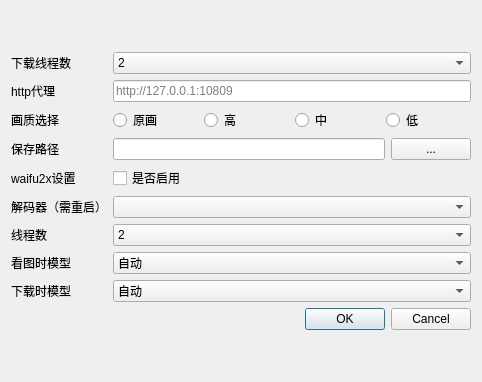
This is ui/setting.ui in tonquer/picacg-qt as Qt 5 draws it before an edit. The edited form follows.
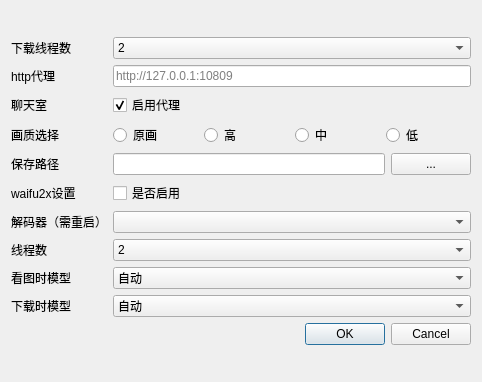
This is the edited form.

The edit to the form file:
```diff
--- a/ui/setting.ui
+++ b/ui/setting.ui
@@ -18,7 +18,76 @@
     <layout class="QGridLayout" name="gridLayout">
      <item row="0" column="0">
       <layout class="QGridLayout" name="gridLayout_3">
-       <item row="3" column="2">
+       <item row="9" column="0">
+        <widget class="QLabel" name="label_7">
+         <property name="text">
+          <string>下载时模型</string>
+         </property>
+        </widget>
+       </item>
+       <item row="3" column="0">
+        <widget class="QLabel" name="label_4">
+         <property name="text">
+          <string>画质选择</string>
+         </property>
+        </widget>
+       </item>
+       <item row="6" column="0">
+        <widget class="QLabel" name="label_3">
+         <property name="text">
+          <string>解码器（需重启）</string>
+         </property>
+        </widget>
+       </item>
+       <item row="9" column="2">
+        <widget class="QComboBox" name="downloadModel">
+         <item>
+          <property name="text">
+           <string>自动</string>
+          </property>
+         </item>
+         <item>
+          <property name="text">
+           <string>cunet（效果好）</string>
+          </property>
+         </item>
+         <item>
+          <property name="text">
+           <string>photo（写真）（速度快）</string>
+          </property>
+         </item>
+         <item>
+          <property name="text">
+           <string>anime_style_art_rgb（动漫）（速度快）</string>
+          </property>
+         </item>
+        </widget>
+       </item>
+       <item row="5" column="0">
+        <widget class="QLabel" name="label_6">
+         <property name="text">
+          <string>waifu2x设置</string>
+         </property>
+        </widget>
+       </item>
+       <item row="4" column="0">
+        <widget class="QLabel" name="label_5">
+         <property name="text">
+          <string>保存路径</string>
+         </property>
+        </widget>
+       </item>
+       <item row="0" column="0">
+        <widget class="QLabel" name="label">
+         <property name="frameShape">
+          <enum>QFrame::NoFrame</enum>
+         </property>
+         <property name="text">
+          <string>下载线程数</string>
+         </property>
+        </widget>
+       </item>
+       <item row="4" column="2">
         <layout class="QHBoxLayout" name="horizontalLayout_3">
          <item>
           <layout class="QHBoxLayout" name="horizontalLayout_4">
@@ -36,84 +105,6 @@
          </item>
         </layout>
        </item>
-       <item row="4" column="2">
-        <widget class="QCheckBox" name="checkBox">
-         <property name="text">
-          <string>是否启用</string>
-         </property>
-        </widget>
-       </item>
-       <item row="8" column="0">
-        <widget class="QLabel" name="label_7">
-         <property name="text">
-          <string>下载时模型</string>
-         </property>
-        </widget>
-       </item>
-       <item row="2" column="0">
-        <widget class="QLabel" name="label_4">
-         <property name="text">
-          <string>画质选择</string>
-         </property>
-        </widget>
-       </item>
-       <item row="7" column="2">
-        <widget class="QComboBox" name="lookModel">
-         <item>
-          <property name="text">
-           <string>自动</string>
-          </property>
-         </item>
-         <item>
-          <property name="text">
-           <string>cunet（效果最好）</string>
-          </property>
-         </item>
-         <item>
-          <property name="text">
-           <string>photo（写真）（速度快）</string>
-          </property>
-         </item>
-         <item>
-          <property name="text">
-           <string>anime_style_art_rgb（动漫）（速度快）</string>
-          </property>
-         </item>
-        </widget>
-       </item>
-       <item row="6" column="2">
-        <widget class="QComboBox" name="threadSelect">
-         <item>
-          <property name="text">
-           <string>2</string>
-          </property>
-         </item>
-        </widget>
-       </item>
-       <item row="8" column="2">
-        <widget class="QComboBox" name="downloadModel">
-         <item>
-          <property name="text">
-           <string>自动</string>
-          </property>
-         </item>
-         <item>
-          <property name="text">
-           <string>cunet（效果好）</string>
-          </property>
-         </item>
-         <item>
-          <property name="text">
-           <string>photo（写真）（速度快）</string>
-          </property>
-         </item>
-         <item>
-          <property name="text">
-           <string>anime_style_art_rgb（动漫）（速度快）</string>
-          </property>
-         </item>
-        </widget>
-       </item>
        <item row="0" column="2">
         <widget class="QComboBox" name="comboBox">
          <property name="placeholderText">
@@ -146,47 +137,60 @@
          </item>
         </widget>
        </item>
-       <item row="0" column="0">
-        <widget class="QLabel" name="label">
-         <property name="frameShape">
-          <enum>QFrame::NoFrame</enum>
-         </property>
-         <property name="text">
-          <string>下载线程数</string>
-         </property>
+       <item row="7" column="2">
+        <widget class="QComboBox" name="threadSelect">
+         <item>
+          <property name="text">
+           <string>2</string>
+          </property>
+         </item>
         </widget>
        </item>
-       <item row="5" column="2">
-        <widget class="QComboBox" name="encodeSelect"/>
+       <item row="8" column="2">
+        <widget class="QComboBox" name="lookModel">
+         <item>
+          <property name="text">
+           <string>自动</string>
+          </property>
+         </item>
+         <item>
+          <property name="text">
+           <string>cunet（效果最好）</string>
+          </property>
+         </item>
+         <item>
+          <property name="text">
+           <string>photo（写真）（速度快）</string>
+          </property>
+         </item>
+         <item>
+          <property name="text">
+           <string>anime_style_art_rgb（动漫）（速度快）</string>
+          </property>
+         </item>
+        </widget>
        </item>
        <item row="7" column="0">
+        <widget class="QLabel" name="label_8">
+         <property name="text">
+          <string>线程数</string>
+         </property>
+        </widget>
+       </item>
+       <item row="5" column="2">
+        <widget class="QCheckBox" name="checkBox">
+         <property name="text">
+          <string>是否启用</string>
+         </property>
+        </widget>
+       </item>
+       <item row="8" column="0">
         <widget class="QLabel" name="label_11">
          <property name="text">
           <string>看图时模型</string>
          </property>
         </widget>
        </item>
-       <item row="5" column="0">
-        <widget class="QLabel" name="label_3">
-         <property name="text">
-          <string>解码器（需重启）</string>
-         </property>
-        </widget>
-       </item>
-       <item row="3" column="0">
-        <widget class="QLabel" name="label_5">
-         <property name="text">
-          <string>保存路径</string>
-         </property>
-        </widget>
-       </item>
-       <item row="4" column="0">
-        <widget class="QLabel" name="label_6">
-         <property name="text">
-          <string>waifu2x设置</string>
-         </property>
-        </widget>
-       </item>
        <item row="1" column="0">
         <widget class="QLabel" name="label_2">
          <property name="text">
@@ -194,21 +198,7 @@
          </property>
         </widget>
        </item>
-       <item row="1" column="2">
-        <widget class="QLineEdit" name="httpEdit">
-         <property name="placeholderText">
-          <string>http://127.0.0.1:10809</string>
-         </property>
-        </widget>
-       </item>
-       <item row="6" column="0">
-        <widget class="QLabel" name="label_8">
-         <property name="text">
-          <string>线程数</string>
-         </property>
-        </widget>
-       </item>
-       <item row="2" column="2">
+       <item row="3" column="2">
         <layout class="QHBoxLayout" name="horizontalLayout">
          <item>
           <widget class="QRadioButton" name="quality_original">
@@ -252,6 +242,33 @@
          </item>
         </layout>
        </item>
+       <item row="6" column="2">
+        <widget class="QComboBox" name="encodeSelect"/>
+       </item>
+       <item row="1" column="2">
+        <widget class="QLineEdit" name="httpEdit">
+         <property name="placeholderText">
+          <string>http://127.0.0.1:10809</string>
+         </property>
+        </widget>
+       </item>
+       <item row="2" column="0">
+        <widget class="QLabel" name="label_9">
+         <property name="text">
+          <string>聊天室</string>
+         </property>
+        </widget>
+       </item>
+       <item row="2" column="2">
+        <widget class="QCheckBox" name="checkBox_2">
+         <property name="text">
+          <string>启用代理</string>
+         </property>
+         <property name="checked">
+          <bool>true</bool>
+         </property>
+        </widget>
+       </item>
       </layout>
      </item>
      <item row="1" column="0">
```
